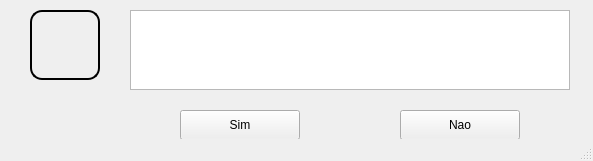
The window that telas/hti_confirmacao.ui (htisistema/SISCOM) describes before a commit, drawn with Qt 5.
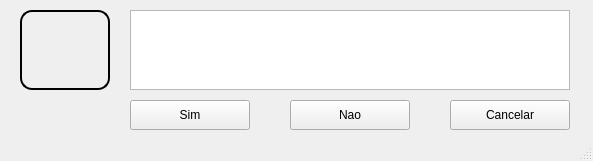
The same window after the commit. Icons and pictures are not drawn.

```diff
--- a/telas/hti_confirmacao.ui
+++ b/telas/hti_confirmacao.ui
@@ -30,8 +30,8 @@
    <widget class="QPushButton" name="bt_nao">
     <property name="geometry">
      <rect>
-      <x>400</x>
-      <y>110</y>
+      <x>290</x>
+      <y>100</y>
       <width>120</width>
       <height>30</height>
      </rect>
@@ -46,10 +46,10 @@
    <widget class="QLabel" name="empresa">
     <property name="geometry">
      <rect>
-      <x>30</x>
+      <x>20</x>
       <y>10</y>
-      <width>70</width>
-      <height>70</height>
+      <width>90</width>
+      <height>80</height>
      </rect>
     </property>
     <property name="styleSheet">
@@ -70,8 +70,8 @@
    <widget class="QPushButton" name="bt_sim">
     <property name="geometry">
      <rect>
-      <x>180</x>
-      <y>110</y>
+      <x>130</x>
+      <y>100</y>
       <width>120</width>
       <height>30</height>
      </rect>
@@ -83,6 +83,22 @@
      <string>Sim</string>
     </property>
    </widget>
+   <widget class="QPushButton" name="bt_cancelar">
+    <property name="geometry">
+     <rect>
+      <x>450</x>
+      <y>100</y>
+      <width>120</width>
+      <height>30</height>
+     </rect>
+    </property>
+    <property name="styleSheet">
+     <string notr="true"/>
+    </property>
+    <property name="text">
+     <string>Cancelar</string>
+    </property>
+   </widget>
   </widget>
   <widget class="QStatusBar" name="statusbar"/>
  </widget>
```
